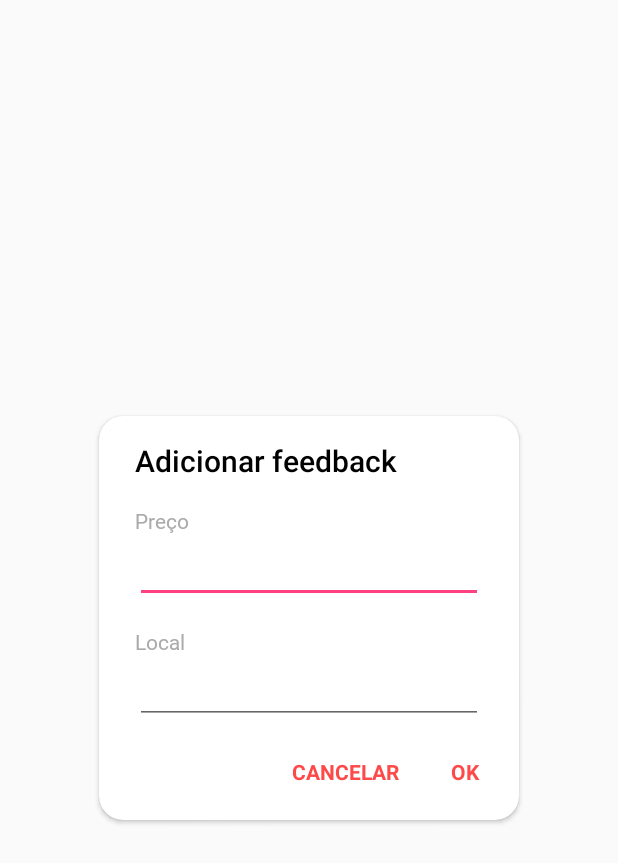
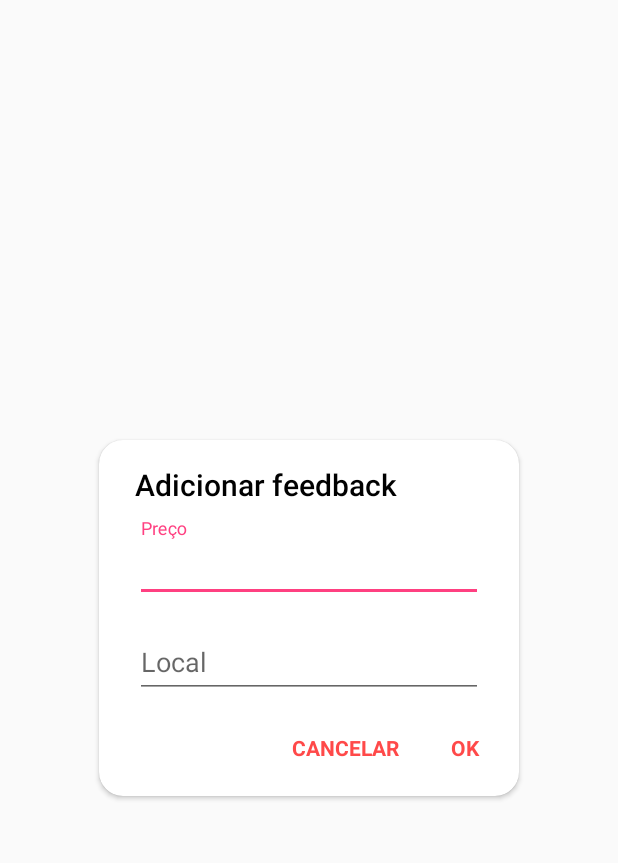
Before and after one commit to igooralm192/Economiz, an Android app: the layout dialog.xml on its own in the app's theme, with its tools: preview values and no code run, on a phone screen of 412 x 824 dp. Shown: the top 863 px of the screen. Run offline under Robolectric (Android 15) with nearby library versions, the light colour scheme and no system bars.

Commit message:
Fix dialog class, add input layout Refs #58

```diff
--- a/app/src/main/java/com/example/igor/projetopoo/activity/product/ProductActivity.java
+++ b/app/src/main/java/com/example/igor/projetopoo/activity/product/ProductActivity.java
@@ -36,8 +36,8 @@ import com.example.igor.projetopoo.adapter.ListGenericAdapter;
 import com.example.igor.projetopoo.adapter.SuggestionAdapter;
 
 import com.example.igor.projetopoo.entities.Item;
-import com.example.igor.projetopoo.fragment.CustomDialog;
 import com.example.igor.projetopoo.fragment.ListFragment;
+import com.example.igor.projetopoo.helper.CustomDialog;
 import com.example.igor.projetopoo.utils.Animation;
 import com.mancj.materialsearchbar.MaterialSearchBar;
 
@@ -55,7 +55,7 @@ public class ProductActivity extends AppCompatActivity implements MaterialSearch
 
     private  MaterialSearchBar searchBar;
     private FrameLayout blackBar;
-
+    private CustomDialog dialog;
     private List<Item> recentQueries;
     private List<Item> recentQueriesClone;
     private SharedPreferences sharedPreferences;
@@ -71,6 +71,7 @@ public class ProductActivity extends AppCompatActivity implements MaterialSearch
         super.onCreate(savedInstanceState);
         setContentView(R.layout.activity_product);
 
+        dialog= new CustomDialog(this, R.layout.dialog);
         searchBar = findViewById(R.id.product_search_bar);
         searchBar.setOnSearchActionListener(this);
         blackBar = findViewById(R.id.black_bar);
@@ -287,9 +288,14 @@ public class ProductActivity extends AppCompatActivity implements MaterialSearch
 
         return recent;
     }
-    public void add_feedback(View v){
-        CustomDialog dialog= new CustomDialog(this);
+    public void showFeedback(View v){
         dialog.getWindow().setBackgroundDrawableResource(R.color.transparent);
         dialog.show();
     }
+    public void cancelDialog(View v){
+        dialog.dismiss();
+    }
+    public void addFeedback(View v){
+        dialog.dismiss();
+    }
 }
--- a/app/src/main/java/com/example/igor/projetopoo/helper/CustomDialog.java
+++ b/app/src/main/java/com/example/igor/projetopoo/helper/CustomDialog.java
@@ -10,16 +10,13 @@ import android.widget.Button;
 public class CustomDialog extends Dialog {
 
     public Activity activity;
-    public View dialogView;
-    public Button positiveButton, negativeButton;
+    public int dialogView;
 
-    public CustomDialog(Activity act, int idYes, int idNo, int dial) {
+    public CustomDialog(Activity act, int dial) {
 
         super(act);
         this.activity = act;
-        this.dialogView = findViewById(dial);
-        this.positiveButton = findViewById(idYes);
-        this.negativeButton = findViewById(idNo);
+        this.dialogView = dial;
     }
 
     @Override
--- a/app/src/main/res/layout/activity_product.xml
+++ b/app/src/main/res/layout/activity_product.xml
@@ -143,7 +143,7 @@
         android:layout_marginEnd="8dp"
         android:clickable="true"
         android:focusable="true"
-        android:onClick="add_feedback"
+        android:onClick="showFeedback"
         app:backgroundTint="@color/colorPrimary"
         app:elevation="8dp"
         app:layout_anchor="@+id/black_bar"
--- a/app/src/main/res/layout/dialog.xml
+++ b/app/src/main/res/layout/dialog.xml
@@ -36,58 +36,44 @@
                 app:layout_constraintStart_toStartOf="parent"
                 app:layout_constraintTop_toTopOf="parent" />
 
-            <TextView
-                android:id="@+id/dialog_subtitle_1"
-                android:layout_width="wrap_content"
-                android:layout_height="wrap_content"
-                android:layout_marginStart="24dp"
-                android:layout_marginTop="16dp"
-                android:fontFamily="@font/robotoe"
-                android:text="Preço"
-                android:textColor="@android:color/darker_gray"
-                app:layout_constraintStart_toStartOf="parent"
-                app:layout_constraintTop_toBottomOf="@+id/dialog_title" />
-
-            <EditText
-                android:id="@+id/dialog_input_price"
-                android:layout_width="0dp"
+            <android.support.design.widget.TextInputLayout
+                android:id="@+id/price_feedback"
+                android:layout_width="match_parent"
                 android:layout_height="wrap_content"
                 android:layout_marginEnd="24dp"
                 android:layout_marginStart="24dp"
-                android:ems="10"
-                android:inputType="numberDecimal"
-                android:singleLine="true"
-                android:textAlignment="center"
-                android:textSize="18sp"
+                android:layout_marginTop="8dp"
                 app:layout_constraintEnd_toEndOf="parent"
                 app:layout_constraintStart_toStartOf="parent"
-                app:layout_constraintTop_toBottomOf="@+id/dialog_subtitle_1" />
+                app:layout_constraintTop_toBottomOf="@+id/dialog_title">
 
-            <TextView
-                android:id="@+id/dialog_subtitle_2"
-                android:layout_width="wrap_content"
-                android:layout_height="wrap_content"
-                android:layout_marginStart="24dp"
-                android:layout_marginTop="16dp"
-                android:fontFamily="@font/robotoe"
-                android:text="Local"
-                android:textColor="@android:color/darker_gray"
-                app:layout_constraintStart_toStartOf="parent"
-                app:layout_constraintTop_toBottomOf="@+id/dialog_input_price" />
+                <android.support.design.widget.TextInputEditText
+                    android:layout_width="match_parent"
+                    android:layout_height="wrap_content"
+                    android:hint="Preço"
+                    android:inputType="numberDecimal"
+                    android:textAlignment="center" />
+            </android.support.design.widget.TextInputLayout>
 
-            <EditText
-                android:id="@+id/dialog_input_location"
-                android:layout_width="0dp"
-                android:layout_height="wrap_content"
+            <android.support.design.widget.TextInputLayout
+                android:id="@+id/location_feedback"
+                android:layout_width="match_parent"
+                android:layout_height="57dp"
+                android:layout_marginBottom="8dp"
                 android:layout_marginEnd="24dp"
                 android:layout_marginStart="24dp"
-                android:ems="10"
-                android:inputType="text"
-                android:singleLine="true"
-                android:textSize="18sp"
+                android:layout_marginTop="8dp"
+                app:layout_constraintBottom_toTopOf="@+id/product_dialog_no"
                 app:layout_constraintEnd_toEndOf="parent"
                 app:layout_constraintStart_toStartOf="parent"
-                app:layout_constraintTop_toBottomOf="@+id/dialog_subtitle_2" />
+                app:layout_constraintTop_toBottomOf="@+id/price_feedback">
+
+                <android.support.design.widget.TextInputEditText
+                    android:layout_width="match_parent"
+                    android:layout_height="wrap_content"
+                    android:hint="Local"
+                    android:inputType="textCapSentences" />
+            </android.support.design.widget.TextInputLayout>
 
             <Button
                 android:id="@+id/product_dialog_yes"
@@ -95,15 +81,14 @@
                 android:layout_height="wrap_content"
                 android:layout_marginBottom="8dp"
                 android:layout_marginEnd="8dp"
-                android:layout_marginTop="8dp"
                 android:background="@android:color/transparent"
                 android:fontFamily="sans-serif"
+                android:onClick="addFeedback"
                 android:text="OK"
                 android:textColor="@color/colorPrimary"
                 android:textStyle="bold"
                 app:layout_constraintBottom_toBottomOf="parent"
-                app:layout_constraintEnd_toEndOf="parent"
-                app:layout_constraintTop_toBottomOf="@+id/dialog_input_location" />
+                app:layout_constraintEnd_toEndOf="parent" />
 
             <Button
                 android:id="@+id/product_dialog_no"
@@ -112,6 +97,7 @@
                 android:layout_marginEnd="8dp"
                 android:background="@android:color/transparent"
                 android:fontFamily="sans-serif"
+                android:onClick="cancelDialog"
                 android:text="CANCELAR"
                 android:textColor="@color/colorPrimary"
                 android:textStyle="bold"
```
